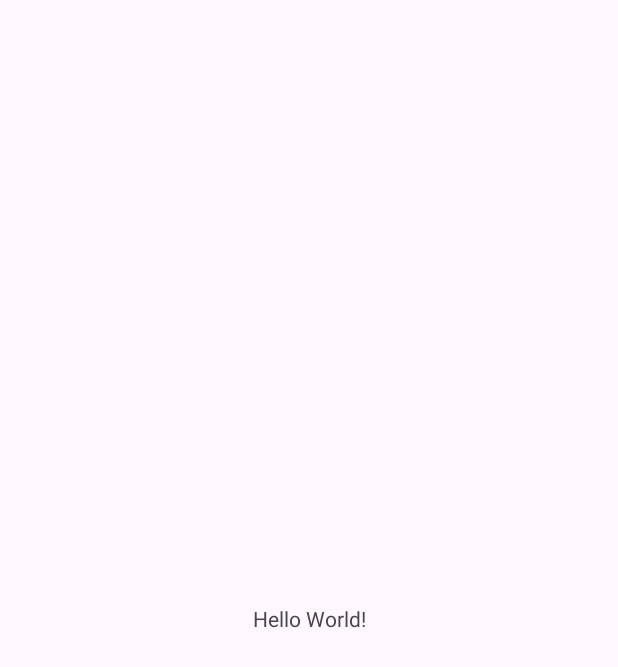
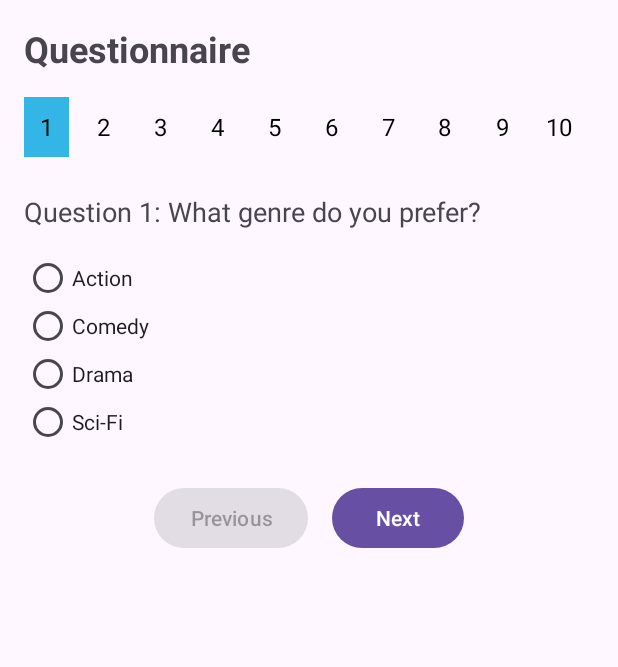
Before and after one commit to jmd5493/CinemaQuest, an Android app: the screen it shows after launch (MainActivity), on a phone screen of 412 x 824 dp. Before the commit the part shown is almost empty. Shown: the top 667 px of the screen. Run offline under Robolectric (Android 15) with nearby library versions, the phone set to English and light mode, and no system bars.

Commit message:
Added questionnaire functionality

```diff
--- a/app/src/main/java/com/example/cinemaquest/MainActivity.java
+++ b/app/src/main/java/com/example/cinemaquest/MainActivity.java
@@ -1,24 +1,22 @@
 package com.example.cinemaquest;
 
 import android.os.Bundle;
-
-import androidx.activity.EdgeToEdge;
 import androidx.appcompat.app.AppCompatActivity;
-import androidx.core.graphics.Insets;
-import androidx.core.view.ViewCompat;
-import androidx.core.view.WindowInsetsCompat;
+import androidx.fragment.app.FragmentManager;
+import androidx.fragment.app.FragmentTransaction;
 
 public class MainActivity extends AppCompatActivity {
-
     @Override
     protected void onCreate(Bundle savedInstanceState) {
         super.onCreate(savedInstanceState);
-        EdgeToEdge.enable(this);
         setContentView(R.layout.activity_main);
-        ViewCompat.setOnApplyWindowInsetsListener(findViewById(R.id.main), (v, insets) -> {
-            Insets systemBars = insets.getInsets(WindowInsetsCompat.Type.systemBars());
-            v.setPadding(systemBars.left, systemBars.top, systemBars.right, systemBars.bottom);
-            return insets;
-        });
+
+        // Load the QuestionnaireFragment
+        if (savedInstanceState == null) {
+            FragmentManager fragmentManager = getSupportFragmentManager();
+            FragmentTransaction fragmentTransaction = fragmentManager.beginTransaction();
+            fragmentTransaction.replace(R.id.fragment_container, new QuestionnaireFragment());
+            fragmentTransaction.commit();
+        }
     }
 }
--- /dev/null
+++ b/app/src/main/java/com/example/cinemaquest/QuestionnaireFragment.java
@@ -0,0 +1,146 @@
+package com.example.cinemaquest;
+
+import android.os.Bundle;
+import android.view.LayoutInflater;
+import android.view.View;
+import android.view.ViewGroup;
+import android.widget.Button;
+import android.widget.RadioButton;
+import android.widget.RadioGroup;
+import android.widget.TextView;
+import androidx.annotation.NonNull;
+import androidx.annotation.Nullable;
+import androidx.fragment.app.Fragment;
+
+
+public class QuestionnaireFragment extends Fragment {
+
+    private int currentQuestion = 1;
+    private TextView questionText;
+    private RadioGroup answerOptions;
+    private Button previousButton, nextButton;
+
+    private String[] questions = {
+            "What genre do you prefer?",
+            "Which director do you like?",
+            "What is your favorite movie era?",
+            "What mood are you in?",
+            "Favorite actor?",
+            "Preferred length of movie?",
+            "What time period?",
+            "Favorite language?",
+            "Level of intensity?",
+            "Favorite soundtrack type?"
+    };
+
+    private String[][] answers = {
+            {"Action", "Comedy", "Drama", "Sci-Fi"},
+            {"Director 1", "Director 2", "Director 3", "Director 4"},
+            {"1990s", "2000", "2010s", "2020s"},
+            {"Happy", "Sad", "Excited", "Relaxed"},
+            {"Actor 1", "Actor 2", "Actor 3", "Actor 4"},
+            {"Short", "Medium", "Long", "Epic"},
+            {"Modern", "Historic", "Futuristic", "Fantasy"},
+            {"English", "Spanish", "French", "Mandarin"},
+            {"Calm", "Moderate", "Intense", "Thrilling"},
+            {"Classical", "Pop", "Rock", "Jazz"}
+    };
+
+    private TextView[] indicators;
+    private Button finishButton;
+
+    @Override
+    public View onCreateView(LayoutInflater inflater, ViewGroup container, Bundle savedInstanceState) {
+        View view = inflater.inflate(R.layout.fragment_questionnaire, container, false);
+
+        questionText = view.findViewById(R.id.question_text);
+        answerOptions = view.findViewById(R.id.radioGroup_answers);
+        previousButton = view.findViewById(R.id.previous_button);
+        nextButton = view.findViewById(R.id.next_button);
+
+        // Initialize the finish button
+        finishButton = view.findViewById(R.id.finish_button);
+        finishButton.setVisibility(View.GONE); // Hide the finish button initially
+
+        // Set up the Finish button click listener
+        finishButton.setOnClickListener(v -> {
+            // Reset the questionnaire for a fresh start
+            currentQuestion = 1;
+            updateQuestion();
+            finishButton.setVisibility(View.GONE); // Hide the finish button after finishing
+        });
+
+        // Initialize indicators
+        indicators = new TextView[10];
+        indicators[0] = view.findViewById(R.id.indicator_1);
+        indicators[1] = view.findViewById(R.id.indicator_2);
+        indicators[2] = view.findViewById(R.id.indicator_3);
+        indicators[3] = view.findViewById(R.id.indicator_4);
+        indicators[4] = view.findViewById(R.id.indicator_5);
+        indicators[5] = view.findViewById(R.id.indicator_6);
+        indicators[6] = view.findViewById(R.id.indicator_7);
+        indicators[7] = view.findViewById(R.id.indicator_8);
+        indicators[8] = view.findViewById(R.id.indicator_9);
+        indicators[9] = view.findViewById(R.id.indicator_10);
+
+        // Set up listeners for previous and next buttons
+        previousButton.setOnClickListener(v -> {
+            if (currentQuestion > 1) {
+                currentQuestion--;
+                updateQuestion();
+            }
+        });
+
+        nextButton.setOnClickListener(v -> {
+            if (currentQuestion < questions.length) {
+                currentQuestion++;
+                updateQuestion();
+            }
+        });
+
+        updateQuestion(); // Initial call to set the first question
+
+        return view;
+    }
+
+    private void updateQuestion() {
+        // Set the question text dynamically
+        questionText.setText("Question " + currentQuestion + ": " + questions[currentQuestion - 1]);
+
+        // Update answer options dynamically
+        answerOptions.removeAllViews();
+        for (String answer : answers[currentQuestion - 1]) {
+            RadioButton radioButton = new RadioButton(getContext());
+            radioButton.setText(answer);
+            answerOptions.addView(radioButton);
+        }
+
+        // Loop through all indicators to reset their background color
+        for (int i = 0; i < indicators.length; i++) {
+            if (indicators[i] != null) {
+                // Set background color to transparent for all indicators
+                indicators[i].setBackgroundColor(getResources().getColor(android.R.color.transparent));
+            }
+        }
+
+        // Highlight the current question indicator
+        if (indicators[currentQuestion - 1] != null) {
+            indicators[currentQuestion - 1].setBackgroundColor(getResources().getColor(android.R.color.holo_blue_light));
+        }
+
+        // Enable or disable the navigation buttons based on the question position
+        previousButton.setEnabled(currentQuestion > 1);
+        nextButton.setEnabled(currentQuestion < questions.length);
+
+        // Show Finish button on the last question, hide Next button
+        if (currentQuestion == questions.length) {
+            finishButton.setVisibility(View.VISIBLE);
+            nextButton.setVisibility(View.GONE);
+        } else {
+            finishButton.setVisibility(View.GONE);
+            nextButton.setVisibility(View.VISIBLE);
+        }
+    }
+
+
+}
--- a/app/src/main/res/layout/activity_main.xml
+++ b/app/src/main/res/layout/activity_main.xml
@@ -1,19 +1,5 @@
 <?xml version="1.0" encoding="utf-8"?>
-<androidx.constraintlayout.widget.ConstraintLayout xmlns:android="http://schemas.android.com/apk/res/android"
-    xmlns:app="http://schemas.android.com/apk/res-auto"
-    xmlns:tools="http://schemas.android.com/tools"
-    android:id="@+id/main"
+<FrameLayout xmlns:android="http://schemas.android.com/apk/res/android"
+    android:id="@+id/fragment_container"
     android:layout_width="match_parent"
-    android:layout_height="match_parent"
-    tools:context=".MainActivity">
-
-    <TextView
-        android:layout_width="wrap_content"
-        android:layout_height="wrap_content"
-        android:text="Hello World!"
-        app:layout_constraintBottom_toBottomOf="parent"
-        app:layout_constraintEnd_toEndOf="parent"
-        app:layout_constraintStart_toStartOf="parent"
-        app:layout_constraintTop_toTopOf="parent" />
-
-</androidx.constraintlayout.widget.ConstraintLayout>
+    android:layout_height="match_parent" />
--- /dev/null
+++ b/app/src/main/res/layout/fragment_questionnaire.xml
@@ -0,0 +1,171 @@
+<?xml version="1.0" encoding="utf-8"?>
+<ScrollView xmlns:android="http://schemas.android.com/apk/res/android"
+    android:layout_width="match_parent"
+    android:layout_height="match_parent"
+    android:padding="16dp">
+
+    <LinearLayout
+        android:layout_width="match_parent"
+        android:layout_height="wrap_content"
+        android:orientation="vertical">
+
+        <TextView
+            android:id="@+id/questionnaire_heading"
+            android:layout_width="wrap_content"
+            android:layout_height="wrap_content"
+            android:text="Questionnaire"
+            android:textSize="24sp"
+            android:textStyle="bold"
+            android:paddingBottom="16dp" />
+
+        <!-- HorizontalScrollView for Question Indicators -->
+        <HorizontalScrollView
+            android:layout_width="match_parent"
+            android:layout_height="wrap_content"
+            android:layout_gravity="center_horizontal"
+            android:layout_marginBottom="16dp">
+
+            <LinearLayout
+                android:id="@+id/question_indicator_container"
+                android:layout_width="wrap_content"
+                android:layout_height="wrap_content"
+                android:orientation="horizontal"
+                android:gravity="center">
+
+                <!-- 10 TextViews for question indicators with reduced width -->
+                <TextView
+                    android:id="@+id/indicator_1"
+                    style="@style/QuestionIndicatorStyle"
+                    android:layout_width="30dp"
+                    android:text="1" />
+
+                <TextView
+                    android:id="@+id/indicator_2"
+                    style="@style/QuestionIndicatorStyle"
+                    android:layout_width="30dp"
+                    android:text="2" />
+
+                <TextView
+                    android:id="@+id/indicator_3"
+                    style="@style/QuestionIndicatorStyle"
+                    android:layout_width="30dp"
+                    android:text="3" />
+
+                <TextView
+                    android:id="@+id/indicator_4"
+                    style="@style/QuestionIndicatorStyle"
+                    android:layout_width="30dp"
+                    android:text="4" />
+
+                <TextView
+                    android:id="@+id/indicator_5"
+                    style="@style/QuestionIndicatorStyle"
+                    android:layout_width="30dp"
+                    android:text="5" />
+
+                <TextView
+                    android:id="@+id/indicator_6"
+                    style="@style/QuestionIndicatorStyle"
+                    android:layout_width="30dp"
+                    android:text="6" />
+
+                <TextView
+                    android:id="@+id/indicator_7"
+                    style="@style/QuestionIndicatorStyle"
+                    android:layout_width="30dp"
+                    android:text="7" />
+
+                <TextView
+                    android:id="@+id/indicator_8"
+                    style="@style/QuestionIndicatorStyle"
+                    android:layout_width="30dp"
+                    android:text="8" />
+
+                <TextView
+                    android:id="@+id/indicator_9"
+                    style="@style/QuestionIndicatorStyle"
+                    android:layout_width="30dp"
+                    android:text="9" />
+
+                <TextView
+                    android:id="@+id/indicator_10"
+                    style="@style/QuestionIndicatorStyle"
+                    android:layout_width="30dp"
+                    android:text="10" />
+            </LinearLayout>
+        </HorizontalScrollView>
+        <!-- Question Text -->
+        <TextView
+            android:id="@+id/question_text"
+            android:layout_width="wrap_content"
+            android:layout_height="wrap_content"
+            android:textSize="18sp"
+            android:paddingTop="8dp"
+            android:paddingBottom="16dp" />
+
+        <!-- Answer Options -->
+        <RadioGroup
+            android:id="@+id/radioGroup_answers"
+            android:layout_width="match_parent"
+            android:layout_height="wrap_content"
+            android:orientation="vertical">
+
+            <RadioButton
+                android:id="@+id/answer_option_1"
+                android:layout_width="wrap_content"
+                android:layout_height="wrap_content"
+                android:text="Action" />
+
+            <RadioButton
+                android:id="@+id/answer_option_2"
+                android:layout_width="wrap_content"
+                android:layout_height="wrap_content"
+                android:text="Comedy" />
+
+            <RadioButton
+                android:id="@+id/answer_option_3"
+                android:layout_width="wrap_content"
+                android:layout_height="wrap_content"
+                android:text="Drama" />
+
+            <RadioButton
+                android:id="@+id/answer_option_4"
+                android:layout_width="wrap_content"
+                android:layout_height="wrap_content"
+                android:text="Sci-Fi" />
+        </RadioGroup>
+
+        <!-- Navigation Buttons -->
+        <LinearLayout
+            android:layout_width="match_parent"
+            android:layout_height="wrap_content"
+            android:orientation="horizontal"
+            android:layout_marginTop="24dp"
+            android:gravity="center">
+
+            <Button
+                android:id="@+id/previous_button"
+                android:layout_width="wrap_content"
+                android:layout_height="wrap_content"
+                android:text="Previous"
+                android:layout_marginEnd="16dp" />
+
+            <Button
+                android:id="@+id/next_button"
+                android:layout_width="wrap_content"
+                android:layout_height="wrap_content"
+                android:text="Next" />
+
+            <!-- Finish Button -->
+            <Button
+                android:id="@+id/finish_button"
+                android:layout_width="wrap_content"
+                android:layout_height="wrap_content"
+                android:text="Finish"
+                android:visibility="gone"
+                android:layout_gravity="center_horizontal"
+                android:layout_marginTop="16dp" />
+
+        </LinearLayout>
+    </LinearLayout>
+</ScrollView>
--- /dev/null
+++ b/app/src/main/res/values/styles.xml
@@ -0,0 +1,15 @@
+<?xml version="1.0" encoding="utf-8"?>
+<resources>
+
+    <style name="QuestionIndicatorStyle">
+        <item name="android:layout_width">40dp</item>
+        <item name="android:layout_height">40dp</item>
+        <item name="android:gravity">center</item>
+        <item name="android:background">?android:attr/selectableItemBackground</item>
+        <item name="android:textColor">@android:color/black</item>
+        <item name="android:textSize">16sp</item>
+        <item name="android:layout_marginEnd">8dp</item>
+    </style>
+
+
+</resources>
```
